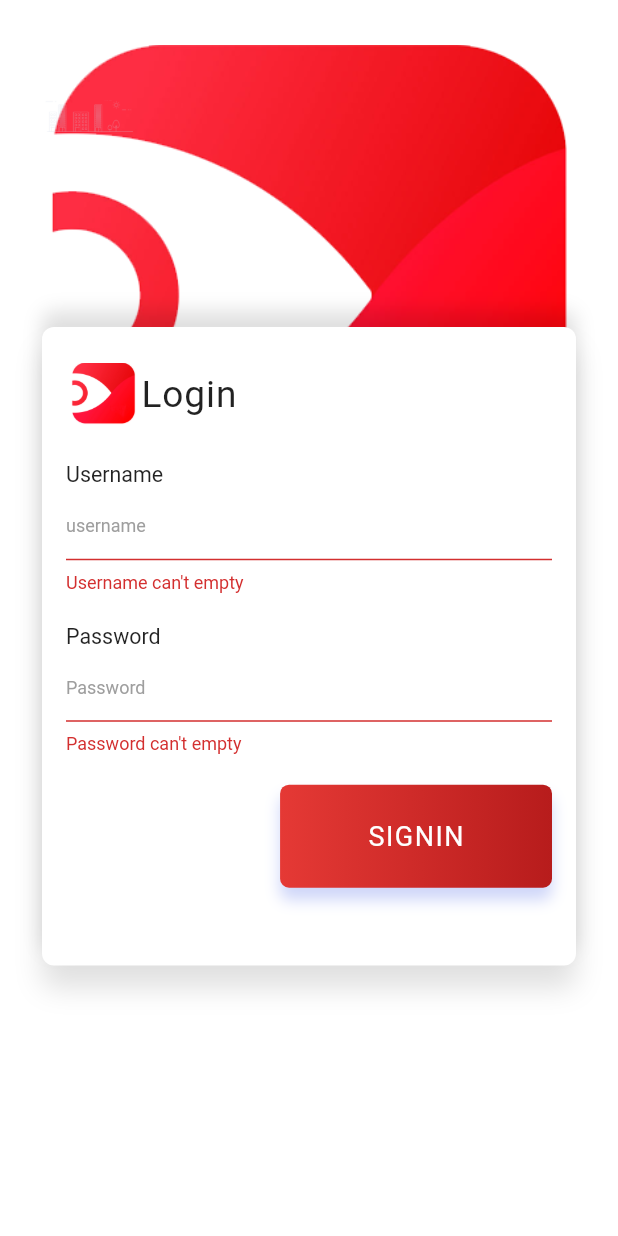
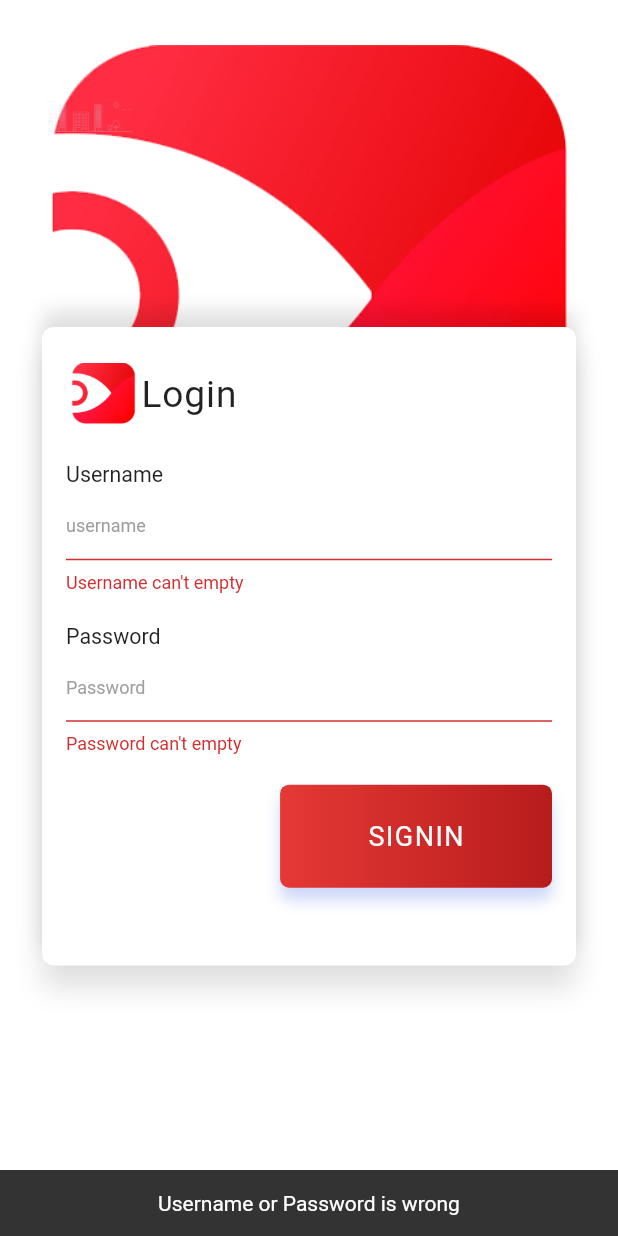
Before and after one commit to nilogithan/Flutter-PDF-cloud-app, a Flutter app: the screen it shows after launch, after a tap on "SIGNIN", on a phone screen of 412 x 824 dp. Run offline on Flutter 3.47's test engine with Material 2 defaults, Android fonts, the phone set to English and light mode, and no system bars; our stand-ins replace flutter_screenutil, fluttertoast; Roboto replaces fonts that are missing (Poppins-Bold, Poppins-Medium).

Commit message:
Wrong username Password message added

```diff
--- a/lib/Login.dart
+++ b/lib/Login.dart
@@ -13,6 +13,7 @@ class _LoginPageState extends State<LoginPage>{
   String _Username;
   String _password;
   final formkey = new GlobalKey<FormState>();
+  final key = new GlobalKey<ScaffoldState>();
 
   void ValidateAndSave(){
     final Form = formkey.currentState;
@@ -27,9 +28,12 @@ class _LoginPageState extends State<LoginPage>{
       Navigator.push(context,
       MaterialPageRoute(builder: (context) => HomePage()));
     }else{
-      SnackBar(
-          content: const Text('Added to favorite')
-      );
+      key.currentState.showSnackBar(new SnackBar(
+        content: new Row(
+          mainAxisAlignment: MainAxisAlignment.center,
+          children: <Widget>[Text('Username or Password is wrong')],
+        ),
+      ));
     }
   }
 
@@ -64,6 +68,7 @@ class _LoginPageState extends State<LoginPage>{
     ScreenUtil.instance =
         ScreenUtil(width: 750, height: 1200, allowFontScaling: true);
     return new Scaffold(
+      key: key,
       backgroundColor: Colors.white,
       resizeToAvoidBottomPadding: true,
       body: Stack(
```
